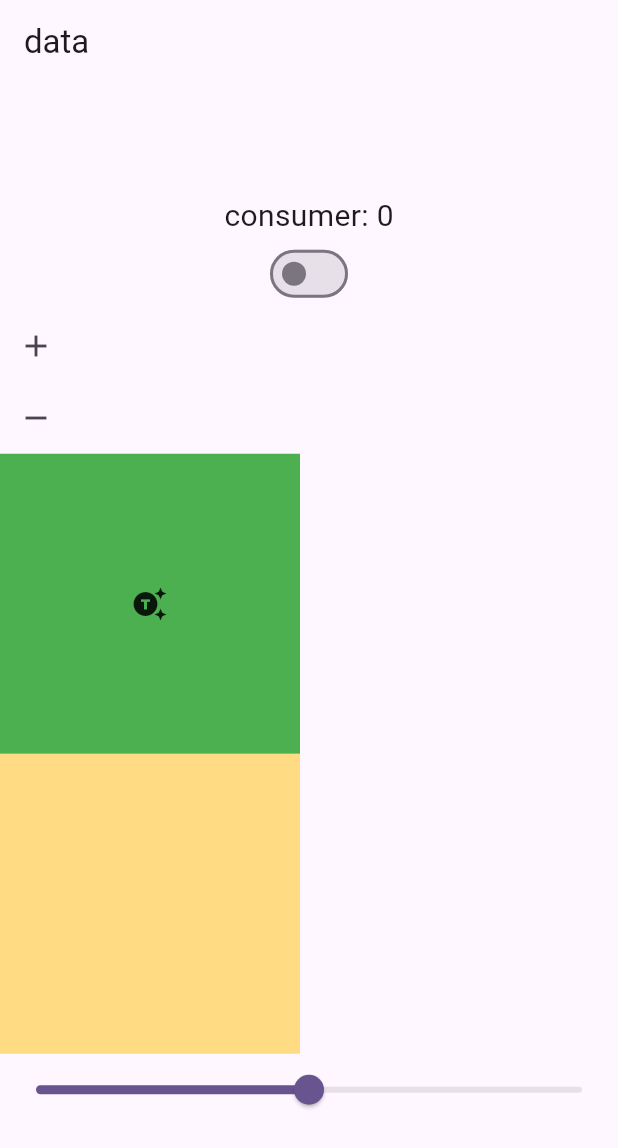
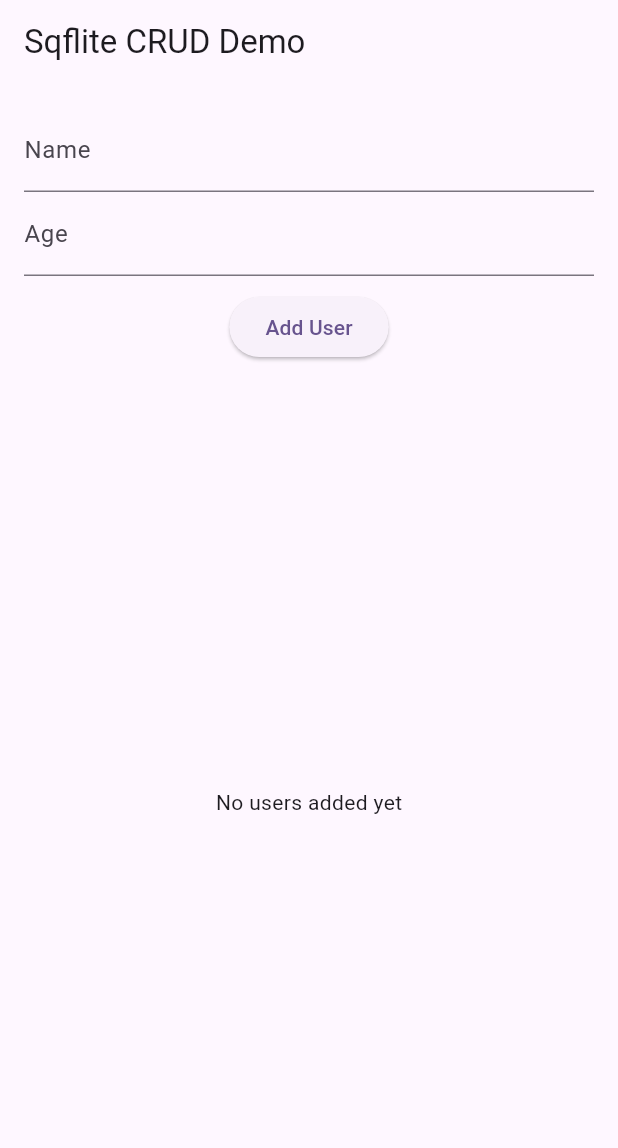
Before and after one commit to Takbirulislam420/practice_riverPod, a Flutter app: the screen it shows after launch, on a phone screen of 412 x 824 dp. Shown: the top 1148 px of the screen. Run offline on Flutter 3.47's test engine with Material 3 defaults, Android fonts, the phone set to English and light mode, and no system bars; our stand-ins replace flutter_riverpod, logger, sqflite; accounts and stored records are empty.

Commit message:
add sqlite

```diff
--- /dev/null
+++ b/lib/local_data/local_data.dart
@@ -0,0 +1,62 @@
+import 'package:path/path.dart';
+import 'package:sqflite/sqflite.dart';
+
+class DatabaseHelper {
+  static final DatabaseHelper _instance = DatabaseHelper._internal();
+  factory DatabaseHelper() => _instance;
+  DatabaseHelper._internal();
+  static Database? _database;
+
+  Future<Database> get database async {
+    if (_database != null) return _database!;
+    _database = await _initDatabase();
+    return _database!;
+  }
+
+  //Database open / create
+  Future<Database> _initDatabase() async {
+    String path = join(await getDatabasesPath(), 'my_database.db');
+    return await openDatabase(path, version: 1, onCreate: _onCreate);
+  }
+
+  //Table তৈরি
+  Future _onCreate(Database db, int version) async {
+    await db.execute('''
+    CREATE TABLE users(
+      id INTEGER PRIMARY KEY AUTOINCREMENT,
+      name TEXT,
+      age INTEGER
+    )
+  ''');
+  }
+
+  //Insert ডাটা
+  Future<int> insertUser(String name, int age) async {
+    Database db = await DatabaseHelper().database;
+    Map<String, dynamic> row = {'name': name, 'age': age};
+    return await db.insert('users', row);
+  }
+
+  //Read ডাটা
+  Future<List<Map<String, dynamic>>> getUsers() async {
+    Database db = await DatabaseHelper().database;
+    return await db.query('users');
+  }
+
+  //update data
+  Future<int> updateUser(int id, String name, int age) async {
+    Database db = await DatabaseHelper().database;
+    return await db.update(
+      'users',
+      {'name': name, 'age': age},
+      where: 'id = ?',
+      whereArgs: [id],
+    );
+  }
+
+  //delete data
+  Future<int> deleteUser(int id) async {
+    Database db = await DatabaseHelper().database;
+    return await db.delete('users', where: 'id = ?', whereArgs: [id]);
+  }
+}
--- /dev/null
+++ b/lib/local_data/user_page.dart
@@ -0,0 +1,167 @@
+import 'package:flutter/material.dart';
+import 'package:logger/logger.dart';
+import 'package:practice_riverpod/local_data/local_data.dart';
+
+class UserPage extends StatefulWidget {
+  const UserPage({super.key});
+
+  @override
+  // ignore: library_private_types_in_public_api
+  _UserPageState createState() => _UserPageState();
+}
+
+class _UserPageState extends State<UserPage> {
+  final Logger _logger = Logger();
+  final _nameController = TextEditingController();
+  final _ageController = TextEditingController();
+
+  List<Map<String, dynamic>> _users = [];
+
+  @override
+  void initState() {
+    super.initState();
+    _refreshUsers();
+  }
+
+  // Fetch all users from database
+  void _refreshUsers() async {
+    final data = await DatabaseHelper().getUsers();
+    _logger.i(data);
+    setState(() {
+      _users = data;
+    });
+  }
+
+  // Insert new user
+  void _addUser() async {
+    String name = _nameController.text.trim();
+    int age = int.tryParse(_ageController.text.trim()) ?? 0;
+    if (name.isNotEmpty) {
+      await DatabaseHelper().insertUser(name, age);
+      _nameController.clear();
+      _ageController.clear();
+      _refreshUsers();
+    }
+  }
+
+  // Update existing user
+  void _updateUser(int id) async {
+    String name = _nameController.text.trim();
+    int age = int.tryParse(_ageController.text.trim()) ?? 0;
+    if (name.isNotEmpty) {
+      await DatabaseHelper().updateUser(id, name, age);
+      _nameController.clear();
+      _ageController.clear();
+      _refreshUsers();
+    }
+  }
+
+  // Delete user
+  void _deleteUser(int id) async {
+    await DatabaseHelper().deleteUser(id);
+    _refreshUsers();
+  }
+
+  // Show dialog to update user
+  void _showUpdateDialog(Map<String, dynamic> user) {
+    _nameController.text = user['name'];
+    _ageController.text = user['age'].toString();
+
+    showDialog(
+      context: context,
+      builder: (_) => AlertDialog(
+        title: Text('Update User'),
+        content: Column(
+          mainAxisSize: MainAxisSize.min,
+          children: [
+            TextField(
+              controller: _nameController,
+              decoration: InputDecoration(labelText: 'Name'),
+            ),
+            TextField(
+              controller: _ageController,
+              decoration: InputDecoration(labelText: 'Age'),
+              keyboardType: TextInputType.number,
+            ),
+          ],
+        ),
+        actions: [
+          TextButton(
+            onPressed: () {
+              _updateUser(user['id']);
+              Navigator.pop(context);
+            },
+            child: Text('Update'),
+          ),
+          TextButton(
+            onPressed: () {
+              Navigator.pop(context);
+              _nameController.clear();
+              _ageController.clear();
+            },
+            child: Text('Cancel'),
+          ),
+        ],
+      ),
+    );
+  }
+
+  @override
+  Widget build(BuildContext context) {
+    return Scaffold(
+      appBar: AppBar(title: Text('Sqflite CRUD Demo')),
+      body: Padding(
+        padding: EdgeInsets.all(16.0),
+        child: Column(
+          children: [
+            // Input fields
+            TextField(
+              controller: _nameController,
+              decoration: InputDecoration(labelText: 'Name'),
+            ),
+            TextField(
+              controller: _ageController,
+              decoration: InputDecoration(labelText: 'Age'),
+              keyboardType: TextInputType.number,
+            ),
+            SizedBox(height: 10),
+            ElevatedButton(onPressed: _addUser, child: Text('Add User')),
+            SizedBox(height: 20),
+
+            // List of users
+            Expanded(
+              child: _users.isEmpty
+                  ? Center(child: Text('No users added yet'))
+                  : ListView.builder(
+                      itemCount: _users.length,
+                      itemBuilder: (_, index) {
+                        final user = _users[index];
+                        _logger.i(user);
+                        return Card(
+                          child: ListTile(
+                            title: Text('${user['name']}'),
+                            subtitle: Text('Age: ${user['age']}'),
+                            trailing: Row(
+                              mainAxisSize: MainAxisSize.min,
+                              children: [
+                                IconButton(
+                                  icon: Icon(Icons.edit),
+                                  onPressed: () => _showUpdateDialog(user),
+                                ),
+                                IconButton(
+                                  icon: Icon(Icons.delete),
+                                  onPressed: () => _deleteUser(user['id']),
+                                ),
+                              ],
+                            ),
+                          ),
+                        );
+                      },
+                    ),
+            ),
+          ],
+        ),
+      ),
+    );
+  }
+}
--- a/lib/main.dart
+++ b/lib/main.dart
@@ -1,6 +1,7 @@
 import 'package:flutter/material.dart';
 import 'package:flutter_riverpod/flutter_riverpod.dart';
 import 'package:practice_riverpod/home_screen.dart';
+import 'package:practice_riverpod/local_data/user_page.dart';
 
 void main() {
   runApp(const MyApp());
@@ -16,10 +17,8 @@ class MyApp extends StatelessWidget {
       child: MaterialApp(
         title: 'Flutter Demo',
         theme: ThemeData(colorScheme: .fromSeed(seedColor: Colors.deepPurple)),
-        home: HomeScreen(),
+        home: UserPage(),
       ),
     );
   }
 }
-
-//after offday
--- a/pubspec.yaml
+++ b/pubspec.yaml
@@ -36,6 +36,9 @@ dependencies:
   cupertino_icons: ^1.0.8
   provider: ^6.1.5+1
   flutter_riverpod: ^3.0.3
+  sqflite: ^2.4.2
+  path: ^1.9.1
+  logger: ^2.6.2
 
 dev_dependencies:
   flutter_test:
```
Also changed, not shown: pubspec.lock.
